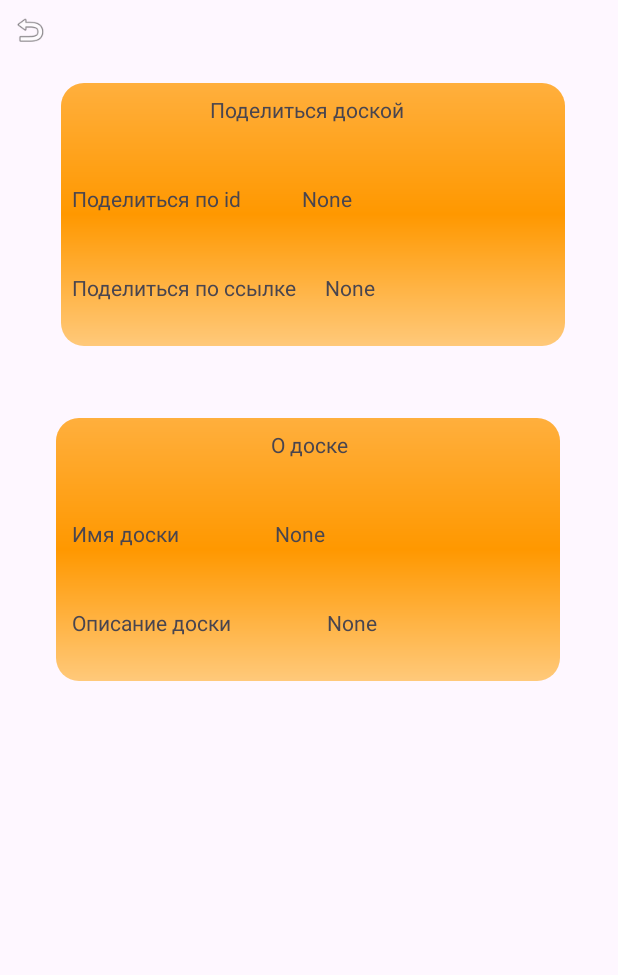
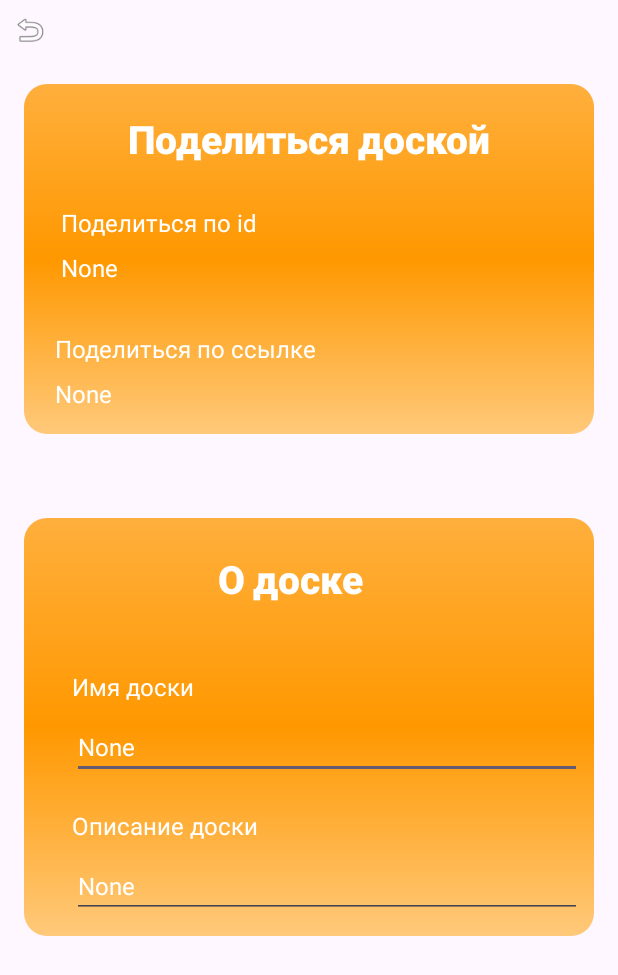
Before and after one commit to uni-board/android, an Android app built with Jetpack Compose: the layout fragment_board_details.xml on its own in the app's theme, with its tools: preview values and no code run, on a phone screen of 412 x 824 dp. Shown: the top 975 px of the screen. Run offline under Robolectric (Android 15) with nearby library versions, the light colour scheme and no system bars.

Commit message:
add set to Fragment rework data and domain add common style

```diff
--- a/app/src/main/java/com/uniboard/board/data/RootModuleImpl.kt
+++ b/app/src/main/java/com/uniboard/board/data/RootModuleImpl.kt
@@ -1,12 +1,12 @@
 package com.uniboard.board.data
 
 import android.content.Context
-import com.uniboard.board_details.presentation.domain.BoardSettingsRepository
+import com.uniboard.board_details.domain.BoardSettingsRepository
 import com.uniboard.board.domain.FileRepository
 import com.uniboard.board.domain.RemoteObjectModifier
 import com.uniboard.board.domain.RemoteObjectRepository
 import com.uniboard.board.domain.RootModule
-import com.uniboard.board_details.presentation.data.BoardSettingsRepositoryImpl
+import com.uniboard.board_details.data.BoardSettingsRepositoryImpl
 import kotlinx.coroutines.CoroutineExceptionHandler
 import kotlinx.coroutines.CoroutineScope
 import kotlinx.coroutines.Dispatchers
--- a/app/src/main/java/com/uniboard/board/domain/RootModule.kt
+++ b/app/src/main/java/com/uniboard/board/domain/RootModule.kt
@@ -1,6 +1,6 @@
 package com.uniboard.board.domain
 
-import com.uniboard.board_details.presentation.domain.BoardSettingsRepository
+import com.uniboard.board_details.domain.BoardSettingsRepository
 
 interface RootModule {
     fun remoteObjectRepository(id: String): RemoteObjectRepository
--- a/app/src/main/java/com/uniboard/board_details/presentation/data/BoardSettingsRepositoryImpl.kt
+++ b/app/src/main/java/com/uniboard/board_details/data/BoardSettingsRepositoryImpl.kt
@@ -1,7 +1,7 @@
-package com.uniboard.board_details.presentation.data
+package com.uniboard.board_details.data
 import com.uniboard.board.data.to
-import com.uniboard.board_details.presentation.domain.BoardSettings
-import com.uniboard.board_details.presentation.domain.BoardSettingsRepository
+import com.uniboard.board_details.domain.BoardSettings
+import com.uniboard.board_details.domain.BoardSettingsRepository
 import kotlinx.coroutines.Dispatchers
 import kotlinx.coroutines.withContext
 import kotlinx.serialization.encodeToString
--- a/app/src/main/java/com/uniboard/board_details/presentation/domain/BoardSettings.kt
+++ b/app/src/main/java/com/uniboard/board_details/domain/BoardSettings.kt
@@ -1,4 +1,4 @@
-package com.uniboard.board_details.presentation.domain
+package com.uniboard.board_details.domain
 
 import kotlinx.serialization.Serializable
 import kotlinx.serialization.SerialName
--- a/app/src/main/java/com/uniboard/board_details/presentation/domain/BoardSettingsRepository.kt
+++ b/app/src/main/java/com/uniboard/board_details/domain/BoardSettingsRepository.kt
@@ -1,6 +1,6 @@
-package com.uniboard.board_details.presentation.domain
+package com.uniboard.board_details.domain
 
-import com.uniboard.board_details.presentation.domain.BoardSettings
+import com.uniboard.board_details.domain.BoardSettings
 
 interface BoardSettingsRepository {
     suspend fun get(): Result<BoardSettings>
--- a/app/src/main/java/com/uniboard/board_details/presentation/BoardDetailsFragment.kt
+++ b/app/src/main/java/com/uniboard/board_details/presentation/BoardDetailsFragment.kt
@@ -1,15 +1,20 @@
 package com.uniboard.board_details.presentation
+
 
 import android.os.Bundle
 import android.view.View
+import android.graphics.Color
 import androidx.lifecycle.lifecycleScope
 import com.uniboard.R
-import com.uniboard.board_details.presentation.domain.BoardSettings
-import com.uniboard.board_details.presentation.domain.BoardSettingsRepository
+import com.uniboard.board_details.domain.BoardSettings
+import com.uniboard.board_details.domain.BoardSettingsRepository
 import com.uniboard.core.presentation.NavigationFragment
 import com.uniboard.databinding.FragmentBoardDetailsBinding
 import kotlinx.coroutines.launch
 import kotlinx.serialization.Serializable
+import com.uniboard.board_details.presentation.utils.copyToClipboard
+import com.uniboard.board_details.presentation.utils.createSnackbar
+
 
 @Serializable
 data class BoardDetailsDestination(val id: String)
@@ -17,11 +22,10 @@ data class BoardDetailsDestination(val id: String)
 class BoardDetailsFragment : NavigationFragment(R.layout.fragment_board_details) {
     var baseUrl: String? = null
         set(value) {
-            if (baseUrl!=null) {
-                field = value + "/" + baseUrl
+            if (baseUrl != null) {
+                field = "$value/$baseUrl"
                 binding.tvShareUrl?.text = baseUrl
-            }
-            else{
+            } else {
                 field = value
             }
         }
@@ -29,11 +33,11 @@ class BoardDetailsFragment : NavigationFragment(R.layout.fragment_board_details)
 
     var settingsRepository: BoardSettingsRepository? = null
         set(value) {
-            field=value
+            field = value
             lifecycleScope.launch {
                 settingsRepository?.get()?.onSuccess {
-                    binding.tvName?.text = it.name
-                    binding.tvAbout?.text = it.description
+                    binding.tvName?.setText(it.name)
+                    binding.tvAbout?.setText(it.description)
 
                 }
             }
@@ -52,12 +56,29 @@ class BoardDetailsFragment : NavigationFragment(R.layout.fragment_board_details)
     fun init(id: String) {
 
         binding.run {
-            baseUrl=id
+            baseUrl = id
             tvShareId?.text = id
             imageBack?.setOnClickListener {
                 navController.navigateUp()
             }
+            tvShareId?.setOnClickListener {
+                context?.let { it1 -> copyToClipboard(it1, tvShareId.text) }
+                createSnackbar(it, "Copied to the clipboard", Color.GREEN)
+            }
+            tvShareUrl?.setOnClickListener {
+                context?.let { it1 -> copyToClipboard(it1, tvShareUrl.text) }
+                createSnackbar(it, "Copied to the clipboard", Color.GREEN)
+            }
+            imageApply?.setOnClickListener {
+                lifecycleScope.launch {
+                    settingsRepository?.update(
+                        BoardSettings(
+                            name = tvName?.text.toString(),
+                            description = tvAbout?.text.toString()
+                        )
+                    )
+                }
+            }
         }
-
     }
 }
--- /dev/null
+++ b/app/src/main/java/com/uniboard/board_details/presentation/utils/FragmentUtil.kt
@@ -0,0 +1,12 @@
+package com.uniboard.board_details.presentation.utils
+
+import android.view.View
+import com.google.android.material.snackbar.Snackbar
+
+fun createSnackbar(view: View, text: CharSequence, color: Int) {
+    Snackbar.make(
+        view,
+        text,
+        Snackbar.LENGTH_SHORT
+    ).setTextColor(color).show()
+}
--- /dev/null
+++ b/app/src/main/java/com/uniboard/board_details/presentation/utils/UtilClipboard.kt
@@ -0,0 +1,11 @@
+package com.uniboard.board_details.presentation.utils
+
+import android.content.ClipData
+import android.content.ClipboardManager
+import android.content.Context
+
+fun copyToClipboard(context: Context, text: CharSequence?) {
+    var clipboard = context.getSystemService(Context.CLIPBOARD_SERVICE) as ClipboardManager
+    var clip = ClipData.newPlainText("text", text)
+    clipboard.setPrimaryClip(clip)
+}
--- a/app/src/main/res/layout/fragment_board_details.xml
+++ b/app/src/main/res/layout/fragment_board_details.xml
@@ -8,33 +8,35 @@
 
     <ImageView
         android:id="@+id/imageViewBack2"
-        android:layout_width="336dp"
-        android:layout_height="175dp"
+        android:layout_width="0dp"
+        android:layout_height="0dp"
         android:layout_marginStart="16dp"
-        android:layout_marginTop="48dp"
+        android:layout_marginTop="56dp"
         android:layout_marginEnd="16dp"
+        android:layout_marginBottom="-12dp"
         android:src="@drawable/rouden_corner_view"
+        app:layout_constraintBottom_toBottomOf="@id/tv_about"
         app:layout_constraintEnd_toEndOf="parent"
-        app:layout_constraintHorizontal_bias="0.488"
         app:layout_constraintStart_toStartOf="parent"
-        app:layout_constraintTop_toBottomOf="@+id/imageViewBack1" />
+        app:layout_constraintTop_toBottomOf="@+id/imageViewBack1"
+        app:layout_constraintVertical_bias="0.0" />
 
     <TextView
         android:id="@+id/text_about"
+        style="@style/HeadText"
         android:layout_width="wrap_content"
         android:layout_height="wrap_content"
-
-        android:layout_marginStart="24dp"
-        android:layout_marginTop="8dp"
+        android:layout_marginTop="20dp"
         android:layout_marginEnd="24dp"
         android:text="@string/about_board"
-        app:layout_constraintEnd_toEndOf="parent"
-        app:layout_constraintHorizontal_bias="0.5"
-        app:layout_constraintStart_toStartOf="parent"
+        app:layout_constraintEnd_toEndOf="@+id/imageViewBack2"
+        app:layout_constraintHorizontal_bias="0.498"
+        app:layout_constraintStart_toStartOf="@+id/imageViewBack2"
         app:layout_constraintTop_toTopOf="@+id/imageViewBack2" />
 
     <TextView
         android:id="@+id/text_name"
+        style="@style/MainText"
         android:layout_width="wrap_content"
         android:layout_height="wrap_content"
         android:layout_marginStart="48dp"
@@ -44,135 +46,154 @@
 
         app:layout_constraintTop_toBottomOf="@+id/text_about" />
 
-    <TextView
+
+    <EditText
         android:id="@+id/tv_name"
-        android:layout_width="42dp"
+        style="@style/MainText"
+        android:layout_width="0dp"
         android:layout_height="wrap_content"
-        android:layout_marginStart="64dp"
-        android:layout_marginTop="40dp"
+        android:layout_marginTop="8dp"
+
+        android:layout_marginEnd="8dp"
+        android:inputType="text"
+
         android:text="@string/None"
-
-        app:layout_constraintBaseline_toBaselineOf="@id/text_name"
-
         android:textIsSelectable="true"
-        app:layout_constraintStart_toEndOf="@+id/text_name"
-        app:layout_constraintTop_toBottomOf="@+id/text_about" />
-
-
+        app:layout_constraintEnd_toEndOf="@+id/imageViewBack2"
+        app:layout_constraintHorizontal_bias="0.0"
+        app:layout_constraintStart_toStartOf="@+id/text_name"
+        app:layout_constraintTop_toBottomOf="@+id/text_name" />
 
     <TextView
         android:id="@+id/text_descrip_board"
+        style="@style/MainText"
         android:layout_width="wrap_content"
         android:layout_height="wrap_content"
         android:layout_marginStart="48dp"
-        android:layout_marginTop="40dp"
+        android:layout_marginTop="20dp"
         android:text="@string/descrip_board"
+
         app:layout_constraintStart_toStartOf="parent"
+        app:layout_constraintTop_toBottomOf="@+id/tv_name" />
 
-        app:layout_constraintTop_toBottomOf="@+id/text_name" />
-
-
-    <TextView
+    <EditText
         android:id="@+id/tv_about"
-        android:layout_width="42dp"
+        style="@style/MainText"
+        android:layout_width="0dp"
         android:layout_height="wrap_content"
-        android:layout_marginStart="64dp"
-        android:layout_marginTop="40dp"
+        android:layout_marginTop="8dp"
+        android:layout_marginEnd="8dp"
         android:text="@string/None"
 
-        app:layout_constraintBaseline_toBaselineOf="@id/text_descrip_board"
-
-        android:textIsSelectable="true"
-        app:layout_constraintStart_toEndOf="@+id/text_descrip_board"
-        app:layout_constraintTop_toBottomOf="@+id/text_name" />
+        app:layout_constraintEnd_toEndOf="@+id/imageViewBack2"
+        app:layout_constraintHorizontal_bias="0.0"
+        app:layout_constraintStart_toStartOf="@+id/text_descrip_board"
+        app:layout_constraintTop_toBottomOf="@+id/text_descrip_board" />
 
     <ImageView
         android:id="@+id/imageViewBack1"
-        android:layout_width="336dp"
-        android:layout_height="175dp"
+        android:layout_width="match_parent"
+        android:layout_height="0dp"
         android:layout_marginStart="16dp"
-        android:layout_marginTop="84dp"
+        android:layout_marginTop="16dp"
         android:layout_marginEnd="16dp"
+        android:layout_marginBottom="-16dp"
         android:src="@drawable/rouden_corner_view"
         app:layout_constraintBottom_toBottomOf="@+id/tv_share_url"
         app:layout_constraintEnd_toEndOf="parent"
-        app:layout_constraintHorizontal_bias="0.558"
+        app:layout_constraintHorizontal_bias="1.0"
         app:layout_constraintStart_toStartOf="parent"
-        app:layout_constraintTop_toTopOf="parent" />
+        app:layout_constraintTop_toBottomOf="@+id/image_back"
+        app:layout_constraintVertical_bias="0.0" />
 
     <TextView
         android:id="@+id/tv_share_board"
+        style="@style/HeadText"
         android:layout_width="wrap_content"
         android:layout_height="wrap_content"
-
         android:layout_marginStart="24dp"
-        android:layout_marginTop="8dp"
+        android:layout_marginTop="16dp"
         android:layout_marginEnd="24dp"
         android:text="@string/share_board"
         app:layout_constraintEnd_toEndOf="parent"
-        app:layout_constraintHorizontal_bias="0.497"
+        app:layout_constraintHorizontal_bias="0.5"
         app:layout_constraintStart_toStartOf="parent"
         app:layout_constraintTop_toTopOf="@+id/imageViewBack1" />
 
     <TextView
         android:id="@+id/text_share_id"
+        style="@style/MainText"
         android:layout_width="wrap_content"
         android:layout_height="wrap_content"
-        android:layout_marginStart="48dp"
-        android:layout_marginTop="40dp"
+        android:layout_marginTop="24dp"
         android:text="@string/share_id"
-        app:layout_constraintStart_toStartOf="parent"
+        app:layout_constraintEnd_toEndOf="@+id/imageViewBack1"
+        app:layout_constraintHorizontal_bias="0.1"
+        app:layout_constraintStart_toStartOf="@+id/imageViewBack1"
+        app:layout_constraintTop_toBottomOf="@+id/tv_share_board" />
 
-        app:layout_constraintTop_toBottomOf="@+id/tv_share_board" />
+    <TextView
+        android:id="@+id/tv_share_id"
+        style="@style/MainText"
+
+        android:layout_width="wrap_content"
+        android:layout_height="wrap_content"
+        android:layout_marginTop="8dp"
+        android:layout_marginEnd="10dp"
+        android:text="@string/None"
+
+        android:textIsSelectable="true"
+        app:layout_constraintEnd_toEndOf="@+id/imageViewBack1"
+        app:layout_constraintHorizontal_bias="0.0"
+        app:layout_constraintStart_toStartOf="@+id/text_share_id"
+        app:layout_constraintTop_toBottomOf="@+id/text_share_id" />
 
 
     <TextView
-        android:id="@+id/tv_share_id"
-        android:layout_width="164dp"
-        android:layout_height="22dp"
-        android:layout_marginStart="28dp"
-        android:layout_marginTop="40dp"
+        android:id="@+id/text_share_url"
+        style="@style/MainText"
+        android:layout_width="wrap_content"
+        android:layout_height="wrap_content"
+        android:layout_marginTop="32dp"
+
+        android:text="@string/share_url"
+        app:layout_constraintEnd_toEndOf="@+id/imageViewBack1"
+        app:layout_constraintHorizontal_bias="0.1"
+        app:layout_constraintStart_toStartOf="@+id/imageViewBack1"
+        app:layout_constraintTop_toBottomOf="@+id/tv_share_id" />
+
+    <TextView
+        android:id="@+id/tv_share_url"
+        style="@style/MainText"
+        android:layout_width="wrap_content"
+        android:layout_height="wrap_content"
+        android:layout_marginTop="8dp"
+        android:layout_marginEnd="10dp"
         android:text="@string/None"
 
         android:textIsSelectable="true"
-
-        app:layout_constraintBaseline_toBaselineOf="@id/text_share_id"
         app:layout_constraintEnd_toEndOf="@+id/imageViewBack1"
-        app:layout_constraintStart_toEndOf="@+id/text_share_id"
-        app:layout_constraintTop_toBottomOf="@+id/tv_share_board" />
-
-    <TextView
-        android:id="@+id/text_share_url"
-        android:layout_width="wrap_content"
-        android:layout_height="wrap_content"
-        android:layout_marginStart="48dp"
-        android:layout_marginTop="40dp"
-        android:text="@string/share_url"
-
-        app:layout_constraintStart_toStartOf="parent"
-        app:layout_constraintTop_toBottomOf="@+id/text_share_id"
+        app:layout_constraintHorizontal_bias="0.0"
+        app:layout_constraintStart_toStartOf="@+id/text_share_url"
+        app:layout_constraintTop_toBottomOf="@+id/text_share_url"
         app:layout_constraintVertical_bias="0.0" />
-
-
-    <TextView
-        android:id="@+id/tv_share_url"
-        android:layout_width="142dp"
-        android:layout_height="20dp"
-        android:text="@string/None"
-
-        android:textIsSelectable="true"
-
-        app:layout_constraintBaseline_toBaselineOf="@id/text_share_url"
-        app:layout_constraintEnd_toEndOf="@+id/imageViewBack1"
-        app:layout_constraintStart_toEndOf="@+id/text_share_url"
-        app:layout_constraintTop_toBottomOf="@+id/tv_share_board" />
 
     <ImageView
         android:id="@+id/image_back"
         android:layout_width="40dp"
         android:layout_height="40dp"
         android:padding="8dp"
+
         android:src="@android:drawable/ic_menu_revert"
 
         />
+
+    <ImageView
+        android:id="@+id/image_apply"
+        android:layout_width="40dp"
+        android:layout_height="40dp"
+        android:layout_marginStart="315dp"
+        app:layout_constraintEnd_toEndOf="@+id/imageViewBack2"
+        app:layout_constraintStart_toEndOf="@+id/image_back"
+        app:layout_constraintTop_toTopOf="@+id/imageViewBack2" />
 </androidx.constraintlayout.widget.ConstraintLayout>
--- a/app/src/main/res/values/style.xml
+++ b/app/src/main/res/values/style.xml
@@ -7,4 +7,15 @@
     <style name="DialogCorners">
         <item name="cornerFamily">rounded</item>
         <item name="cornerSize">16dp</item>
-    </style></resources>
+    </style>
+    <style name="MainText">
+        <item name="fontFamily">sans-serif</item>
+        <item name="android:textColor">@color/white1</item>
+        <item name="android:textSize">16sp</item>
+    </style>
+    <style name="HeadText">
+        <item name="fontFamily">@font/kanitblack</item>
+        <item name="android:textColor">@color/white1</item>
+        <item name="android:textSize">26sp</item>
+    </style>
+</resources>
```
